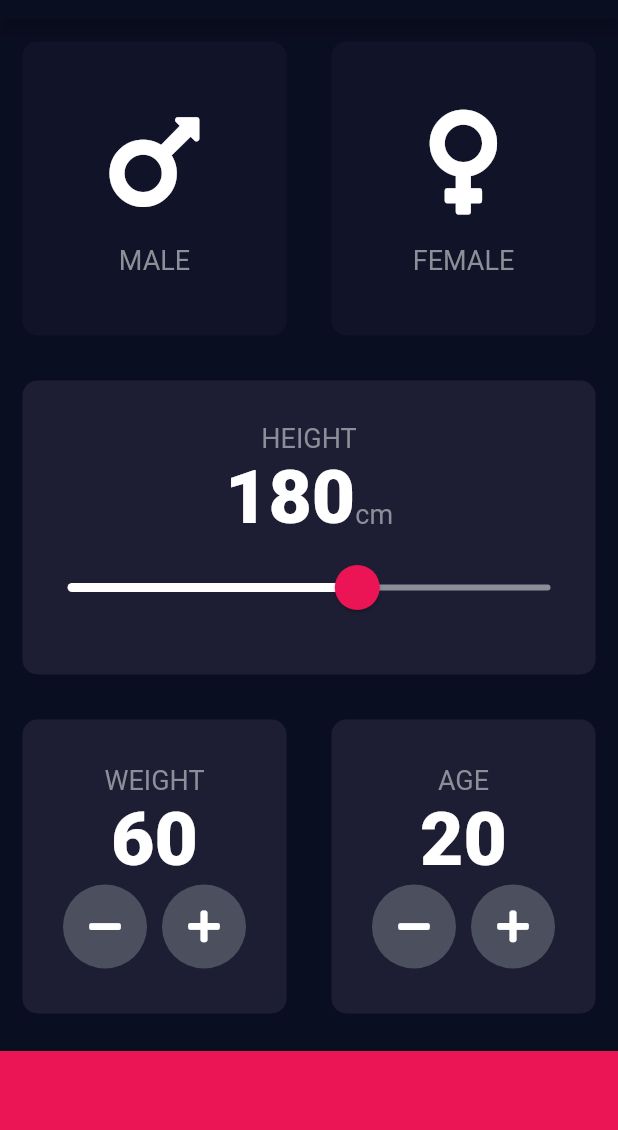
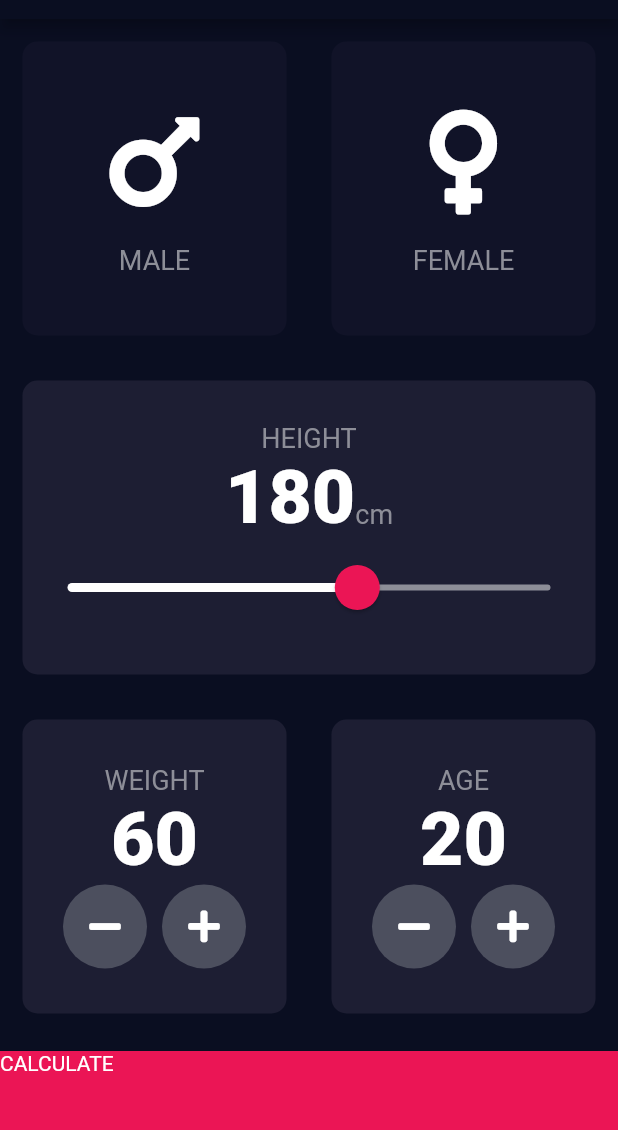
Before and after one commit to philipyu1997/bmi_calculator_flutter, a Flutter app: the screen it shows after launch, on a phone screen of 412 x 824 dp, the part 65-1195 px from its top. Run offline on Flutter 3.47's test engine with Material 2 defaults, Android fonts, the phone set to English and light mode, and no system bars; our stand-ins replace font_awesome_flutter.

Commit message:
Add multi-screen navigation

```diff
--- a/lib/input_page.dart
+++ b/lib/input_page.dart
@@ -3,6 +3,7 @@ import 'package:font_awesome_flutter/font_awesome_flutter.dart';
 import 'reusable_card.dart';
 import 'icon_content.dart';
 import 'constants.dart';
+import 'results_page.dart';
 
 enum Gender {
   male,
@@ -208,11 +209,20 @@ class _InputPageState extends State<InputPage> {
               ],
             ),
           ),
-          Container(
-            color: kBottomContainerColor,
-            margin: EdgeInsets.only(top: 10.0),
-            width: double.infinity,
-            height: kBottomContainerHeight,
+          GestureDetector(
+            onTap: () {
+              Navigator.push(context,
+                  MaterialPageRoute(builder: (context) => ResultsPage()));
+            },
+            child: Container(
+              child: Text(
+                'CALCULATE',
+              ),
+              color: kBottomContainerColor,
+              margin: EdgeInsets.only(top: 10.0),
+              width: double.infinity,
+              height: kBottomContainerHeight,
+            ),
           ),
         ],
       ),
```
Also changed, not shown: lib/results_page.dart (added, +22 -0 lines).
